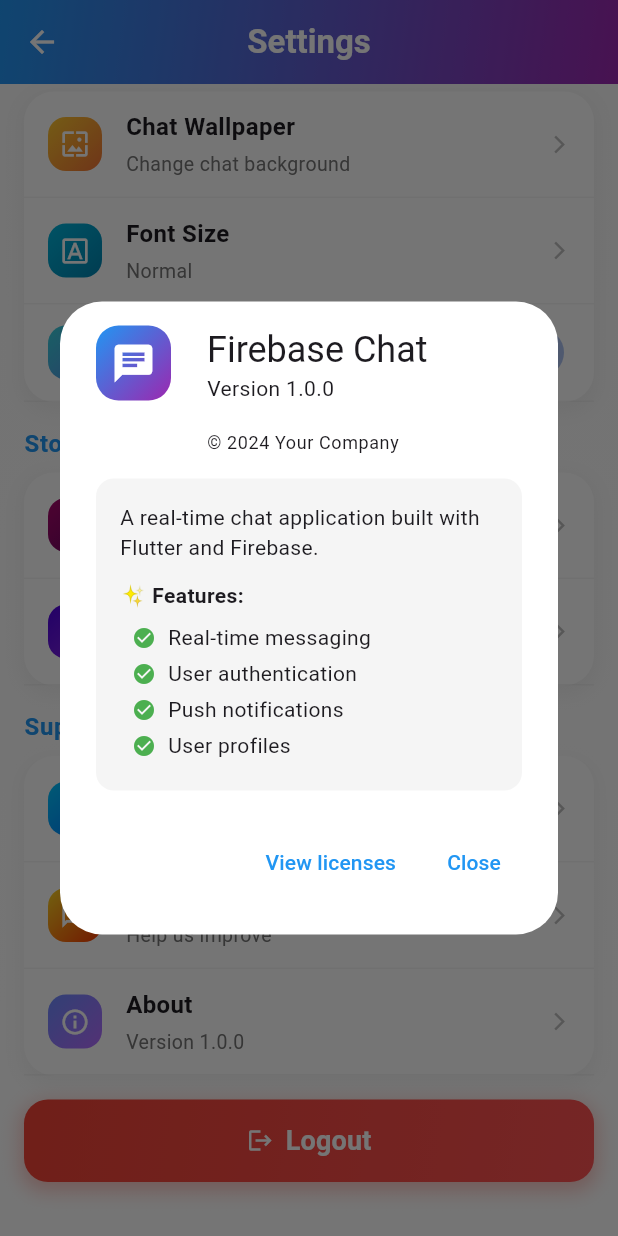
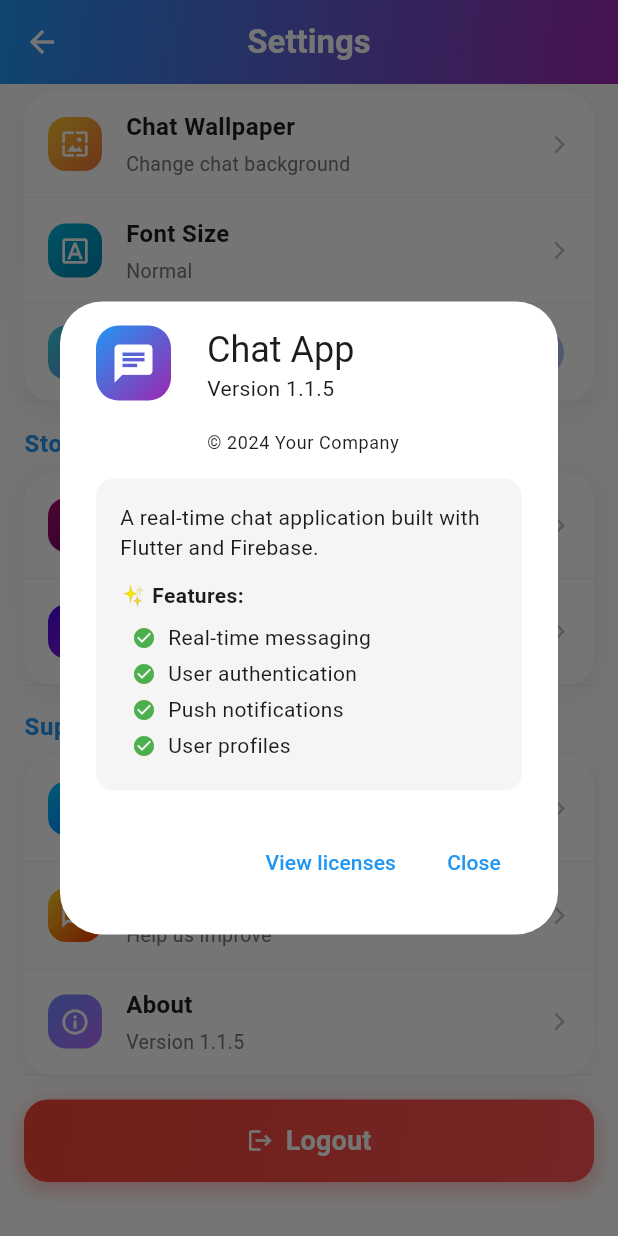
Before and after one commit to Athore07/Chatting-AppFlutter, a Flutter app: the SettingsScreen screen opened directly, scrolled down 1152 dp, after a tap on "About", on a phone screen of 412 x 824 dp. Run offline on Flutter 3.47's test engine with Material 3 defaults, Android fonts, the phone set to English and light mode, and no system bars; our stand-ins replace cached_network_image, cloud_firestore, emoji_picker_flutter, firebase_auth, firebase_core, firebase_messaging and 3 more; accounts and stored records are empty; network calls fail.

Commit message:
Changes by kangombar

```diff
--- a/lib/screens/settings.dart
+++ b/lib/screens/settings.dart
@@ -237,8 +237,8 @@ class _SettingsScreenState extends State<SettingsScreen> with SingleTickerProvid
   void _showAboutDialog() {
     showAboutDialog(
       context: context,
-      applicationName: 'Firebase Chat',
-      applicationVersion: 'Version 1.0.0',
+      applicationName: 'Chat App',
+      applicationVersion: 'Version 1.1.5',
       applicationIcon: Container(
         padding: const EdgeInsets.all(10),
         decoration: BoxDecoration(
@@ -482,7 +482,7 @@ class _SettingsScreenState extends State<SettingsScreen> with SingleTickerProvid
                 fontWeight: FontWeight.bold,
               ),
             ),
-            const SizedBox(height: 20),
+            const SizedBox(height: 30),
             _buildPasswordField(oldController, 'Current Password', Icons.lock_outline),
             const SizedBox(height: 12),
             _buildPasswordField(newController, 'New Password', Icons.lock_reset),
@@ -1674,7 +1674,7 @@ class _SettingsScreenState extends State<SettingsScreen> with SingleTickerProvid
                   _buildModernTile(
                     icon: Icons.info_outline,
                     title: 'About',
-                    subtitle: 'Version 1.0.0',
+                    subtitle: 'Version 1.1.5',
                     gradient: const [Color(0xFF6B8CFF), Color(0xFFB56BFF)],
                     onTap: _showAboutDialog,
                   ),
```
